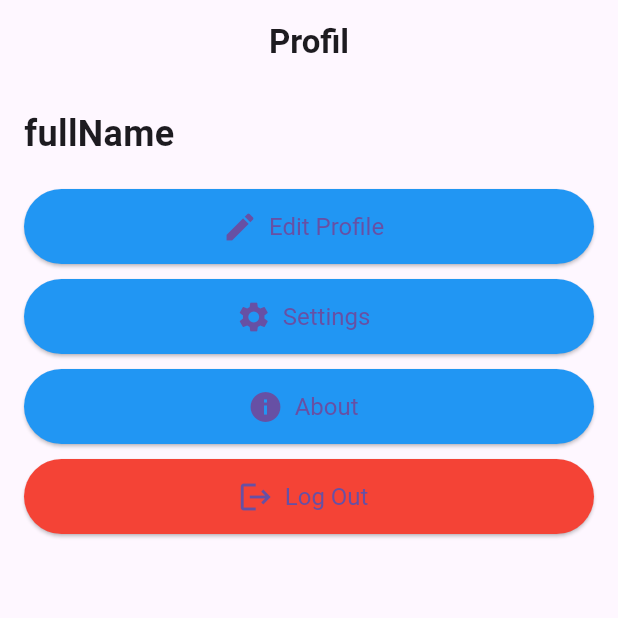
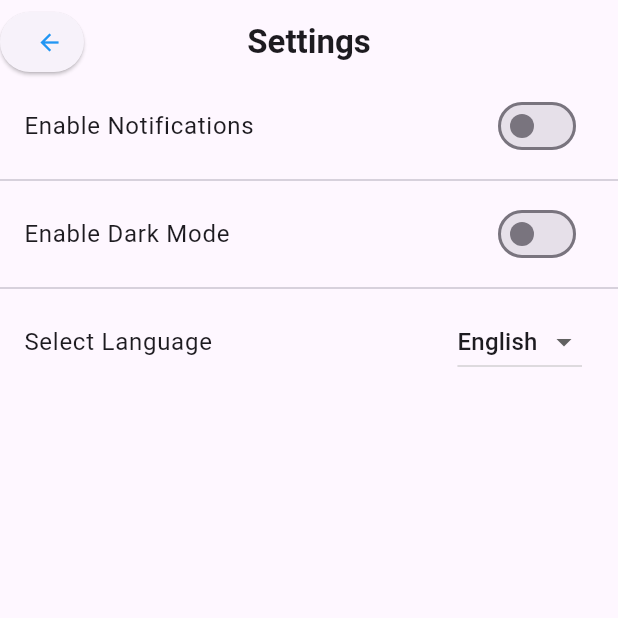
Before and after one commit to amarderschrecklicher/ZagradioMeApp, a Flutter app: the ProfileScreen screen opened directly, after a tap on "Settings", on a phone screen of 412 x 824 dp, the top half of it. Run offline on Flutter 3.47's test engine with Material 3 defaults, Android fonts, the light colour scheme and no system bars; our stand-ins replace flutter_dotenv, geolocator, google_maps_flutter, image_picker.

Commit message:
added edit and settings screen

```diff
--- a/zagradio_me_front/lib/screens/profile_screen.dart
+++ b/zagradio_me_front/lib/screens/profile_screen.dart
@@ -1,6 +1,8 @@
 import 'package:flutter/material.dart';
 import 'package:zagradio_me/components/profile_button.dart';
 import 'package:zagradio_me/components/about_modal.dart';
+import 'package:zagradio_me/screens/settings_screen.dart';
+import 'package:zagradio_me/screens/edit_screen.dart';
 
 class ProfileScreen extends StatelessWidget{
   final String fullName;
@@ -38,7 +40,10 @@ class ProfileScreen extends StatelessWidget{
               icon: Icons.edit,
               text: 'Edit Profile',
               onPressed: () {
-                // Add navigation or functionality here
+                Navigator.push(
+              context,
+              MaterialPageRoute(builder: (context) => const EditProfileScreen()),
+            );
               },
             ),
             const SizedBox(height: 10),
@@ -48,7 +53,10 @@ class ProfileScreen extends StatelessWidget{
               icon: Icons.settings,
               text: 'Settings',
               onPressed: () {
-                // Add navigation or functionality here
+                Navigator.push(
+              context,
+              MaterialPageRoute(builder: (context) => const SettingsScreen()),
+            );
               },
             ),
             const SizedBox(height: 10),
--- a/zagradio_me_front/lib/screens/settings_screen.dart
+++ b/zagradio_me_front/lib/screens/settings_screen.dart
@@ -0,0 +1,85 @@
+import 'package:flutter/material.dart';
+
+class SettingsScreen extends StatefulWidget {
+  const SettingsScreen({super.key});
+
+  @override
+  _SettingsScreenState createState() => _SettingsScreenState();
+}
+
+class _SettingsScreenState extends State<SettingsScreen> {
+  bool _notificationsEnabled = false;
+  bool _darkModeEnabled = false;
+  String _selectedLanguage = 'English';
+
+  final List<String> _languages = ['English', 'Bosnian', 'German', 'Spanish'];
+
+  @override
+  Widget build(BuildContext context) {
+    return Scaffold(
+      appBar: AppBar(
+        title: const Text('Settings',
+            style: TextStyle(fontWeight: FontWeight.bold)),
+        centerTitle: true,
+        leading: Align(
+          child: ElevatedButton(
+            onPressed: () {
+              Navigator.pop(context);
+            },
+            style: ElevatedButton.styleFrom(
+              foregroundColor: Colors.blue,
+              textStyle: const TextStyle(fontSize: 18),
+            ),
+            child: const Icon(Icons.arrow_back),
+          ),
+        ),
+      ),
+      body: ListView(
+        children: <Widget>[
+          // Toggle for Notifications
+          SwitchListTile(
+            title: const Text('Enable Notifications'),
+            value: _notificationsEnabled,
+            onChanged: (bool value) {
+              setState(() {
+                _notificationsEnabled = value;
+              });
+            },
+          ),
+          const Divider(),
+
+          // Toggle for Dark Mode
+          SwitchListTile(
+            title: const Text('Enable Dark Mode'),
+            value: _darkModeEnabled,
+            onChanged: (bool value) {
+              setState(() {
+                _darkModeEnabled = value;
+              });
+            },
+          ),
+          const Divider(),
+
+          // Language Picker
+          ListTile(
+            title: const Text('Select Language'),
+            trailing: DropdownButton<String>(
+              value: _selectedLanguage,
+              items: _languages.map((String language) {
+                return DropdownMenuItem<String>(
+                  value: language,
+                  child: Text(language),
+                );
+              }).toList(),
+              onChanged: (String? newValue) {
+                setState(() {
+                  _selectedLanguage = newValue ?? _selectedLanguage;
+                });
+              },
+            ),
+          ),
+        ],
+      ),
+    );
+  }
+}
```
Also changed, not shown: zagradio_me_front/lib/screens/edit_screen.dart (+140 -0 lines), zagradio_me_front/lib/components/back_button.dart (added).
